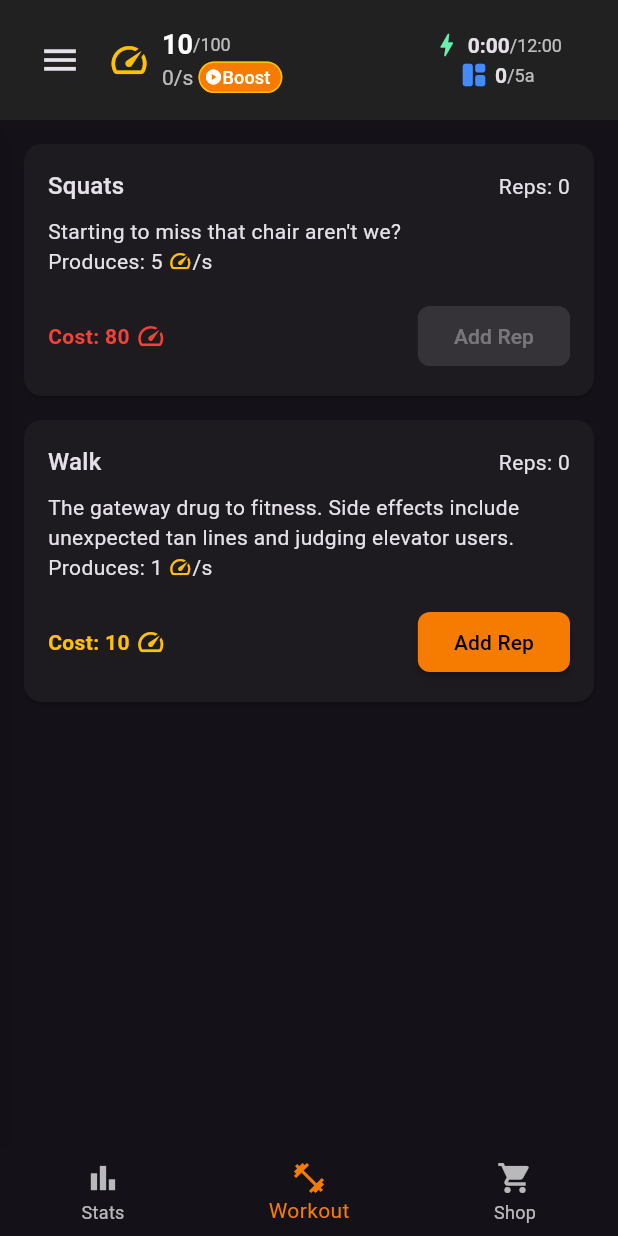
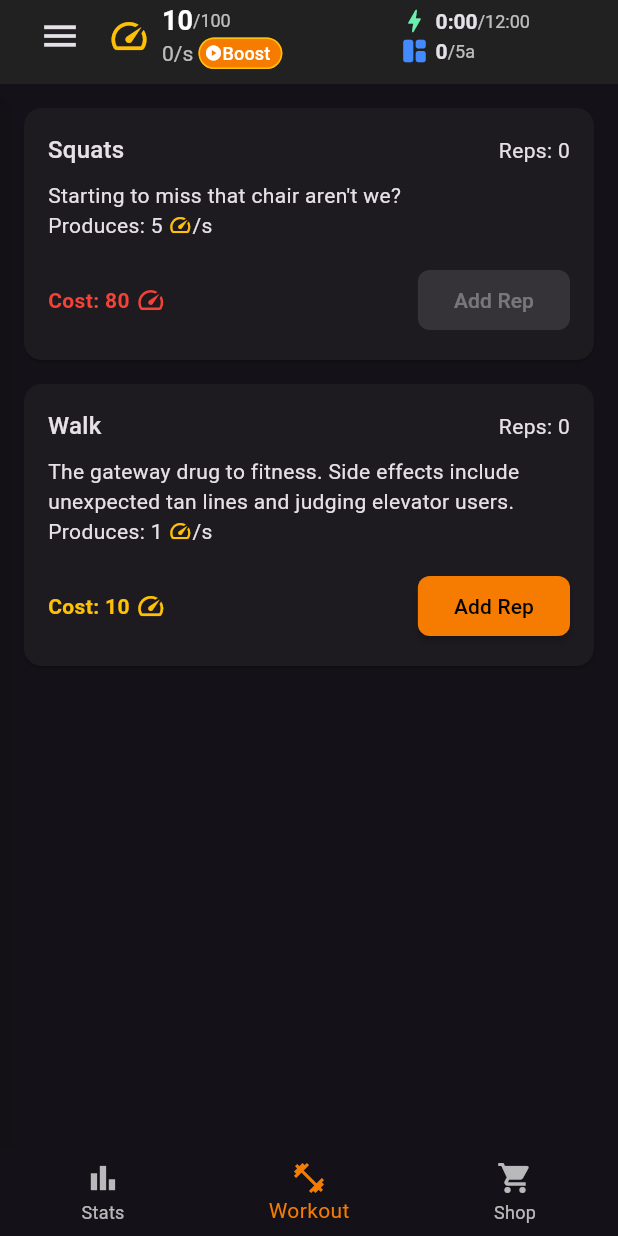
Before and after one commit to enzosv/idlefit-flutter, a Flutter app: the screen it shows after launch, on a phone screen of 412 x 824 dp. Run offline on Flutter 3.47's test engine with Material 3 defaults, Android fonts, the phone set to English and light mode, and no system bars; our stand-ins replace flutter_local_notifications, flutter_riverpod, google_mobile_ads, objectbox, shared_preferences, timezone; missing offline and left inert: flame, health; generated files the repository leaves out were written again.

Commit message:
adjust currency bar height

```diff
--- a/lib/screens/game_home_screen.dart
+++ b/lib/screens/game_home_screen.dart
@@ -120,7 +120,6 @@ class _GameHomePageState extends ConsumerState<GameHomePage>
 
     return Scaffold(
       appBar: AppBar(
-        toolbarHeight: 80,
         backgroundColor: Constants.barColor,
         elevation: 0,
         automaticallyImplyLeading: false,
--- a/lib/widgets/currency_bar.dart
+++ b/lib/widgets/currency_bar.dart
@@ -105,7 +105,9 @@ class CurrencyBar extends ConsumerWidget {
 
   @override
   Widget build(BuildContext context, WidgetRef ref) {
-    return Row(
+    return Padding(
+      padding: const EdgeInsets.only(bottom: 8),
+      child: Row(
         mainAxisAlignment: MainAxisAlignment.start,
         children: [
           IconButton(
@@ -124,6 +126,7 @@ class CurrencyBar extends ConsumerWidget {
           Expanded(
             flex: 2,
             child: Column(
+              crossAxisAlignment: CrossAxisAlignment.start,
               mainAxisSize: MainAxisSize.min,
               children: const [
                 CurrencyWidget(currencyType: CurrencyType.energy),
@@ -132,6 +135,7 @@ class CurrencyBar extends ConsumerWidget {
             ),
           ),
         ],
+      ),
     );
   }
 }
```
Lines whose indentation alone changed are shown as unchanged.
